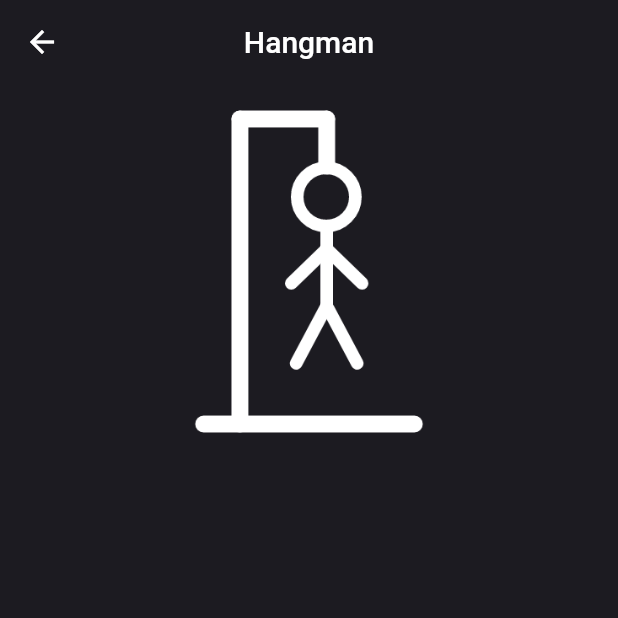
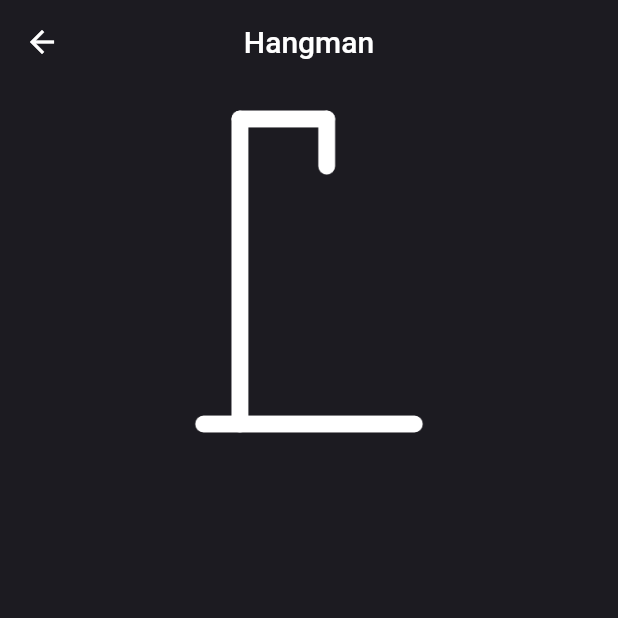
Before and after one commit to elias-nasser/project1, a Flutter app: the GamePage screen opened directly, on a phone screen of 412 x 824 dp, the top half of it. Run offline on Flutter 3.47's test engine with Material 2 defaults, Android fonts, the phone set to English and light mode, and no system bars.

```diff
--- /dev/null
+++ b/lib/game.dart
@@ -0,0 +1,4 @@
+class Game {
+  static int tries = 0;
+  static List<String> selectedChar = [];
+}
--- a/lib/game_page.dart
+++ b/lib/game_page.dart
@@ -1,6 +1,9 @@
+import 'dart:math';
+
 import 'package:flutter/material.dart';
 import 'colors.dart';
 import 'figure_image.dart';
+import 'game.dart';
 
 class GamePage extends StatefulWidget {
   const GamePage({Key? key}) : super(key: key);
@@ -9,6 +12,28 @@ class GamePage extends StatefulWidget {
 }
 
 class _GamePageState extends State<GamePage> {
+  List<String> words = ['elias','elena','flutter', 'hangman', 'dart', 'widget'];
+  String currentWord = '';
+  List<String> alphabets = [
+    "A", "B", "C", "D", "E", "F", "G", "H", "I", "J", "K", "L", "M", "N",
+    "O", "P", "Q", "R", "S", "T", "U", "V", "W", "X", "Y", "Z"
+  ];
+  List<bool> correctGuesses = [];
+
+  void startNewGame() {
+    Game.tries = 0;
+    int randomIndex = Random().nextInt(words.length);
+    currentWord = words[randomIndex];
+    Game.selectedChar = [];
+  }
+
+  bool isGameWon() {
+    return correctGuesses.every((element) => element);
+  }
+
+  bool isGameLost() {
+    return Game.tries >= 6;
+  }
   @override
   Widget build(BuildContext context) {
     return Scaffold(
@@ -26,13 +51,13 @@ class _GamePageState extends State<GamePage> {
           Center(
             child: Stack(
               children: [
-                figureImage(true , "assets/hang.png"),
-                figureImage(true , "assets/head.png"),
-                figureImage(true , "assets/body.png"),
-                figureImage(true , "assets/ra.png"),
-                figureImage(true , "assets/la.png"),
-                figureImage(true , "assets/rl.png"),
-                figureImage(true , "assets/ll.png"),
+                figureImage(Game.tries >= 0, "assets/hang.png"),
+                figureImage(Game.tries >= 1, "assets/head.png"),
+                figureImage(Game.tries >= 2, "assets/body.png"),
+                figureImage(Game.tries >= 3, "assets/ra.png"),
+                figureImage(Game.tries >= 4, "assets/la.png"),
+                figureImage(Game.tries >= 5, "assets/rl.png"),
+                figureImage(Game.tries >= 6, "assets/ll.png"),
               ],
             ),
           ),
```
